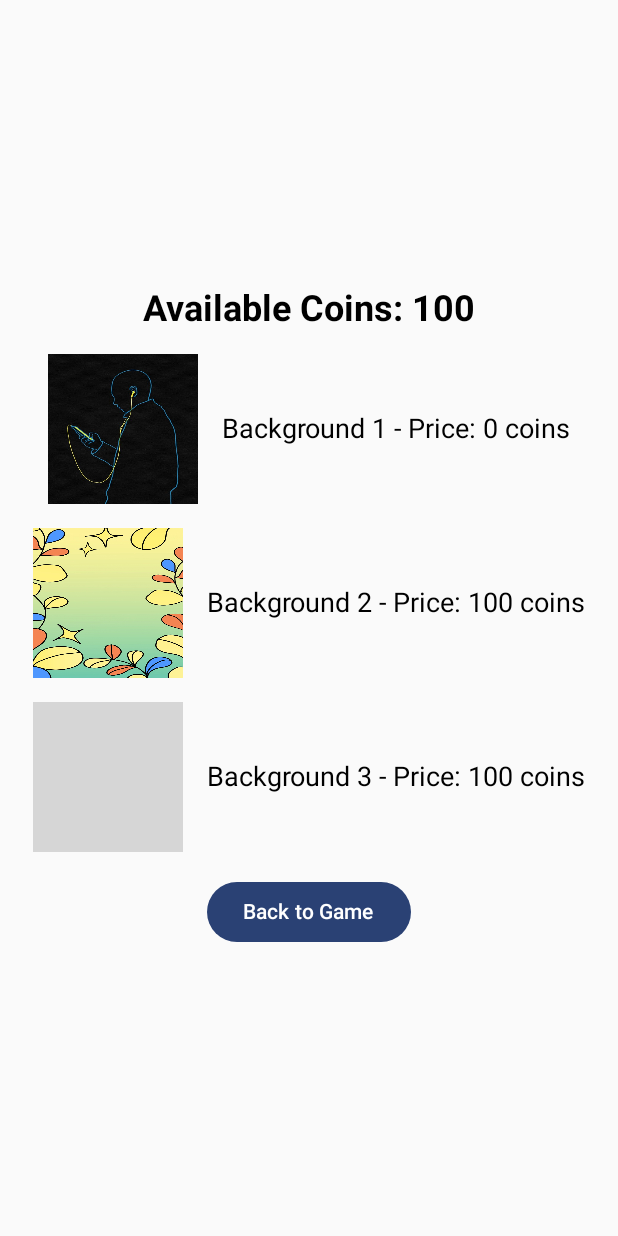
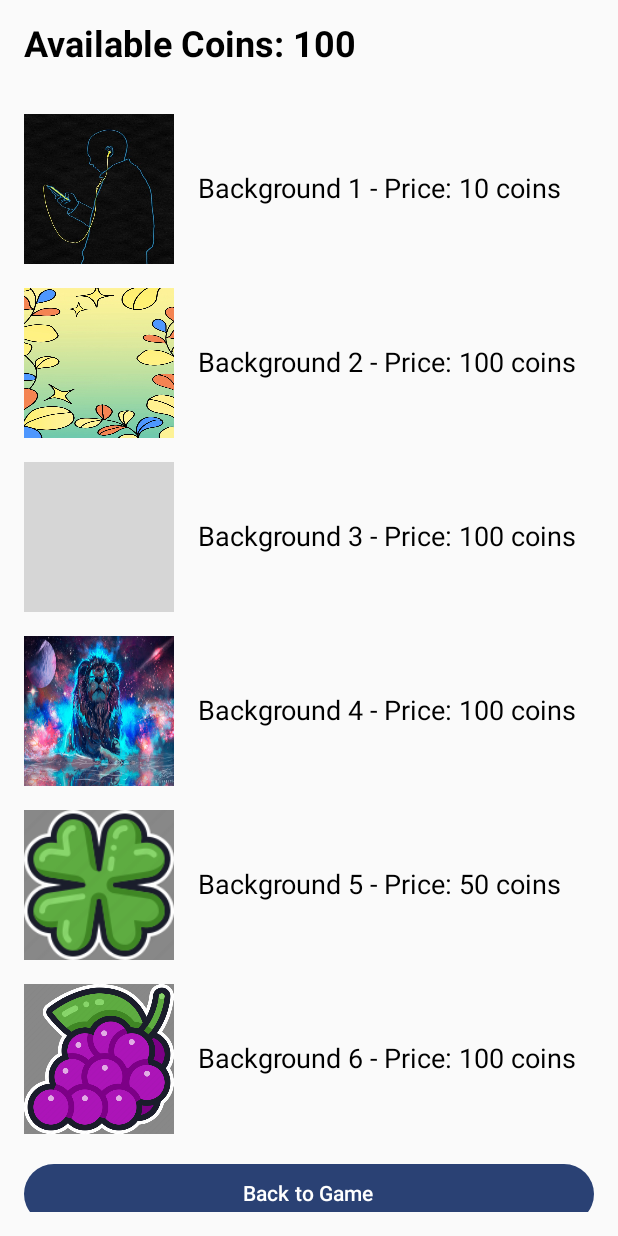
Before and after one commit to PetrosGrammatikakis/SlotMachineApp1.2, an Android app built with Jetpack Compose: the ShopScreen screen opened through its navigation route, on a phone screen of 412 x 824 dp. Run offline under Robolectric (Android 15) with nearby library versions, the phone set to English and light mode, and no system bars; grey boxes are pictures that could not be loaded.

Commit message:
Initial commit

```diff
--- a/app/src/main/java/com/example/slotmachineapp/MainActivity.kt
+++ b/app/src/main/java/com/example/slotmachineapp/MainActivity.kt
@@ -3,6 +3,7 @@ package com.example.slotmachineapp
 import android.content.Context
 import android.content.SharedPreferences
 import android.os.Bundle
+import android.util.Log
 import androidx.activity.ComponentActivity
 import androidx.activity.compose.setContent
 import androidx.compose.foundation.BorderStroke
@@ -49,6 +50,10 @@ import androidx.compose.foundation.layout.height
 import androidx.compose.foundation.layout.fillMaxSize
 import androidx.compose.foundation.layout.Column
 import androidx.compose.foundation.layout.Arrangement
+import androidx.compose.foundation.lazy.LazyColumn
+import androidx.compose.foundation.lazy.items
+import androidx.compose.foundation.rememberScrollState
+import androidx.compose.foundation.verticalScroll
 import androidx.compose.ui.platform.LocalContext
 
 
@@ -65,6 +70,7 @@ class MainActivity : ComponentActivity() {
     private val onBackgroundEquipped: (Int) -> Unit = { newBackgroundId ->
         equippedBackgroundId.value = newBackgroundId
     }
+
 
     // onCreate function called when the activity is created
     override fun onCreate(savedInstanceState: Bundle?) {
@@ -110,7 +116,9 @@ class MainActivity : ComponentActivity() {
                             onBackClicked = { navController.popBackStack() },
                             equippedBackgroundId = equippedBackgroundId,
                             purchasedBackgrounds = purchasedBackgrounds,
-                            onBackgroundEquipped = onBackgroundEquipped
+                            onBackgroundEquipped = onBackgroundEquipped,
+                            sharedPreferences = sharedPreferences // Pass sharedPreferences here
+
                         )
                     }
 
@@ -129,10 +137,6 @@ class MainActivity : ComponentActivity() {
             putStringSet("purchased_backgrounds", purchasedBackgrounds.value)
             apply()
         }
-        // Restoring in onCreate
-        purchasedBackgrounds = mutableStateOf(
-            sharedPreferences.getStringSet("purchased_backgrounds", setOf()) ?: setOf()
-        )
     }
 
 }
@@ -213,57 +217,86 @@ fun CustomButton(
 
 
 // Composable function for the shop screen
+
 @Composable
 fun ShopScreen(
     coins: MutableState<Int>,
     onBackClicked: () -> Unit,
     equippedBackgroundId: MutableState<Int>,
     purchasedBackgrounds: MutableState<Set<String>>,
-    onBackgroundEquipped: (Int) -> Unit
+    onBackgroundEquipped: (Int) -> Unit,
+    sharedPreferences: SharedPreferences
 ) {
+    val purchasedFromPrefs = sharedPreferences.getStringSet("purchased_backgrounds", emptySet()) ?: emptySet()
+    val equippedFromPrefs = sharedPreferences.getInt("equipped_background_id", 0)
+
+    // Ensure equippedBackgroundId is initialized correctly
+    equippedBackgroundId.value = equippedFromPrefs
+
+    // Initialize backgrounds with purchase and equipped state
+    val backgrounds = listOf(
+        BackgroundItemModel("Background 1", 10, R.drawable.man),
+        BackgroundItemModel("Background 2", 100, R.drawable.background1),
+        BackgroundItemModel("Background 3", 100, R.drawable.ship),
+        BackgroundItemModel("Background 4", 100, R.drawable._k_pc_wallpapers_160_bc317),
+        BackgroundItemModel("Background 5", 50, R.drawable.clover),
+        BackgroundItemModel("Background 6", 100, R.drawable.grapess)
+    ).map { bg ->
+        bg.copy(
+            purchased = purchasedFromPrefs.contains(bg.name),
+            equipped = bg.imageResource == equippedFromPrefs
+        )
+    }
+
     // Convert purchasedBackgrounds to MutableSet<String>
-    val mutablePurchasedBackgrounds = remember { mutableStateOf(purchasedBackgrounds.value.toMutableSet()) }
+    val mutablePurchasedBackgrounds = remember { mutableStateOf(purchasedFromPrefs.toMutableSet()) }
 
-    // Create a list of backgrounds available in the shop
-    val backgrounds = listOf(
-        BackgroundItemModel("Background 1", 0, R.drawable.man),
-        BackgroundItemModel("Background 2", 100, R.drawable.background1),
-        BackgroundItemModel("Background 3", 100, R.drawable.ship)
-        // Add more backgrounds here
-    )
+    // Ensure equippedBackgroundId is initialized correctly
+    equippedBackgroundId.value = equippedFromPrefs
 
-    // Column composable to hold the content of the shop screen
-    Column(
+    // LazyColumn composable to hold the content of the shop screen
+    LazyColumn(
         modifier = Modifier
             .fillMaxSize()
             .padding(16.dp),
-        verticalArrangement = Arrangement.Center,
-        horizontalAlignment = Alignment.CenterHorizontally
+        verticalArrangement = Arrangement.spacedBy(16.dp),
+        contentPadding = PaddingValues(bottom = 16.dp)
     ) {
         // Display available coins count
+        item {
             Text(
                 text = "Available Coins: ${coins.value}",
                 style = TextStyle(fontSize = 24.sp, fontWeight = FontWeight.Bold),
                 modifier = Modifier.padding(bottom = 16.dp)
             )
+        }
+
         // Display each background item available in the shop
-        backgrounds.forEach { background ->
+        items(backgrounds) { background ->
             ShopBackgroundItem(
                 background = background,
                 coins = coins,
                 equippedBackgroundId = equippedBackgroundId,
                 purchasedBackgrounds = mutablePurchasedBackgrounds,
-                onBackgroundEquipped = onBackgroundEquipped
+                onBackgroundEquipped = onBackgroundEquipped,
+                sharedPreferences = sharedPreferences // Pass sharedPreferences here
             )
-            Spacer(modifier = Modifier.height(16.dp))
         }
 
         // Button to navigate back to the game screen
-        Button(onClick = onBackClicked) {
+        item {
+            Button(onClick = onBackClicked, modifier = Modifier.fillMaxWidth()) {
                 Text("Back to Game")
             }
         }
     }
+
+    // Update the list of purchased backgrounds when recomposed
+    LaunchedEffect(Unit) {
+        purchasedBackgrounds.value = purchasedFromPrefs
+    }
+}
+
 
 
 
@@ -278,6 +311,7 @@ data class BackgroundItemModel(
     var equipped: Boolean = false
 )
 
+
 // Composable function for rendering a background item in the shop
 @Composable
 fun ShopBackgroundItem(
@@ -285,34 +319,31 @@ fun ShopBackgroundItem(
     coins: MutableState<Int>,
     equippedBackgroundId: MutableState<Int>,
     purchasedBackgrounds: MutableState<MutableSet<String>>,
-    onBackgroundEquipped: (Int) -> Unit
+    onBackgroundEquipped: (Int) -> Unit,
+    sharedPreferences: SharedPreferences
 ) {
-    // Check if the background is purchased
-    val isPurchased = remember { mutableStateOf(purchasedBackgrounds.value.contains(background.name)) }
+    val isPurchased = remember(purchasedBackgrounds.value) {
+        mutableStateOf(purchasedBackgrounds.value.contains(background.name))
+    }
 
-    // Row composable to display each background item
     Row(
         verticalAlignment = Alignment.CenterVertically,
         modifier = Modifier.clickable {
-            // Handle click events for purchasing and equipping backgrounds
-            if (!isPurchased.value) { // Check if background is not purchased
-                if (coins.value >= background.price) {
+            if (!isPurchased.value && coins.value >= background.price) {
                 coins.value -= background.price
-                    isPurchased.value = true // Mark as purchased
-                    purchasedBackgrounds.value.add(background.name) // Add to purchased backgrounds set
+                purchasedBackgrounds.value.add(background.name)
+                isPurchased.value = true  // Ensure UI updates to reflect the purchase
+                savePurchasesToPreferences(purchasedBackgrounds.value, sharedPreferences)
             }
-            }
-            // Equip the background
-            equipBackground(background, equippedBackgroundId, onBackgroundEquipped)
+            equipBackground(background, equippedBackgroundId, onBackgroundEquipped, sharedPreferences)
         }
     ) {
-        // Box composable for displaying background image placeholder
+        // Display background image
         Box(
             modifier = Modifier
                 .size(100.dp)
                 .background(Color.Gray)
         ) {
-            // Display background image
             Image(
                 painter = painterResource(id = background.imageResource),
                 contentDescription = null,
@@ -322,6 +353,7 @@ fun ShopBackgroundItem(
         }
         Spacer(modifier = Modifier.width(16.dp))
         // Display background item name and price
+        Column {
             Text(
                 text = "${background.name} - Price: ${background.price} coins",
                 style = TextStyle(fontSize = 18.sp)
@@ -330,19 +362,22 @@ fun ShopBackgroundItem(
             if (isPurchased.value) {
                 Text(
                     text = "Purchased",
-                style = TextStyle(fontSize = 18.sp, color = Color.Green),
-                modifier = Modifier.padding(start = 8.dp)
+                    style = TextStyle(fontSize = 14.sp, color = Color.Green),
+                    modifier = Modifier.padding(top = 4.dp, start = 8.dp)
                 )
             }
         }
     }
+}
+
 
 
 // Function to equip a background
 private fun equipBackground(
     background: BackgroundItemModel,
     equippedBackgroundId: MutableState<Int>,
-    onBackgroundEquipped: (Int) -> Unit
+    onBackgroundEquipped: (Int) -> Unit,
+    sharedPreferences: SharedPreferences
 ) {
     // Only change equipped background if it's different from the current one
     if (equippedBackgroundId.value != background.imageResource) {
@@ -350,8 +385,19 @@ private fun equipBackground(
         // Update the equipped background ID
         equippedBackgroundId.value = background.imageResource
         onBackgroundEquipped(background.imageResource)
+
+        // Save the equipped background ID to SharedPreferences
+        sharedPreferences.edit().putInt("equipped_background_id", background.imageResource).apply()
     }
 }
+
+private fun savePurchasesToPreferences(purchased: Set<String>, preferences: SharedPreferences) {
+    Log.d("ShopScreen", "Saving purchases: $purchased")
+    preferences.edit()
+        .putStringSet("purchased_backgrounds", purchased)
+        .apply()
+}
+
 
 
 // Composable function for the slot machine screen
@@ -370,12 +416,7 @@ fun SlotMachineApp(
     // Load the background image based on the equipped background ID
     val backgroundImage = painterResource(id = equippedBackgroundId.value)
 
-    // Rest of the composable remains the same
 
-    // Callback function to update equipped background ID
-    val onBackgroundEquipped: (Int) -> Unit = { newBackgroundId ->
-        equippedBackgroundId.value = newBackgroundId
-    }
 
     // Center the content vertically and horizontally
     Box(
@@ -422,6 +463,7 @@ fun SlotMachineApp(
         }
     }
 }
+
 
 
 
@@ -500,6 +542,7 @@ fun SlotMachine(
         }
     }
 }
+
 
 // Function to check winning combinations
 fun checkWinningCombination(reels: List<List<Int>>): Int {
```
Also changed, not shown: app/src/main/res/drawable-nodpi/_k_pc_wallpapers_160_bc317.jpg (added). Lines whose indentation alone changed are shown as unchanged.
